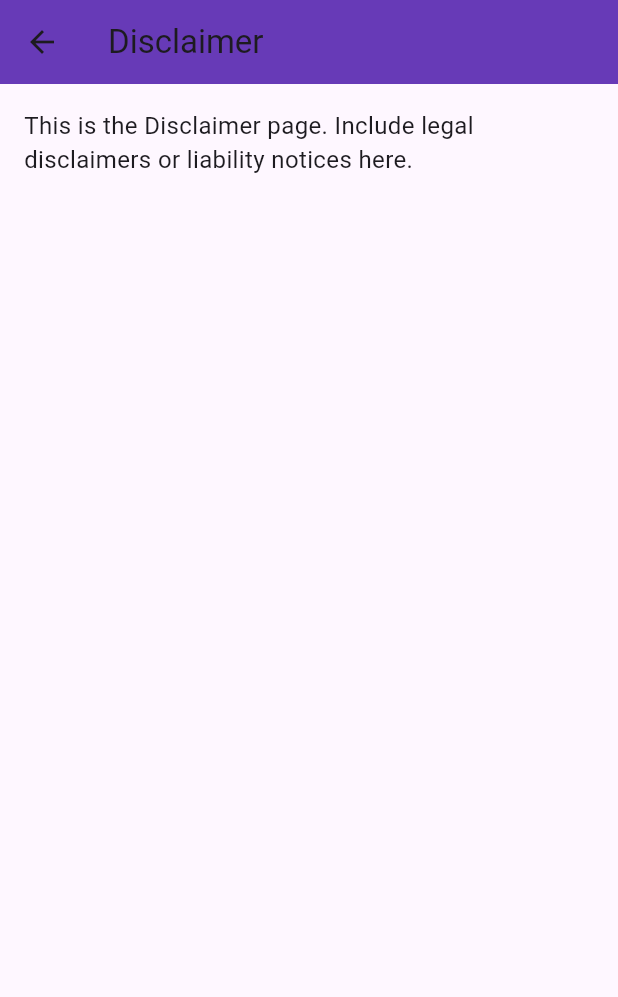
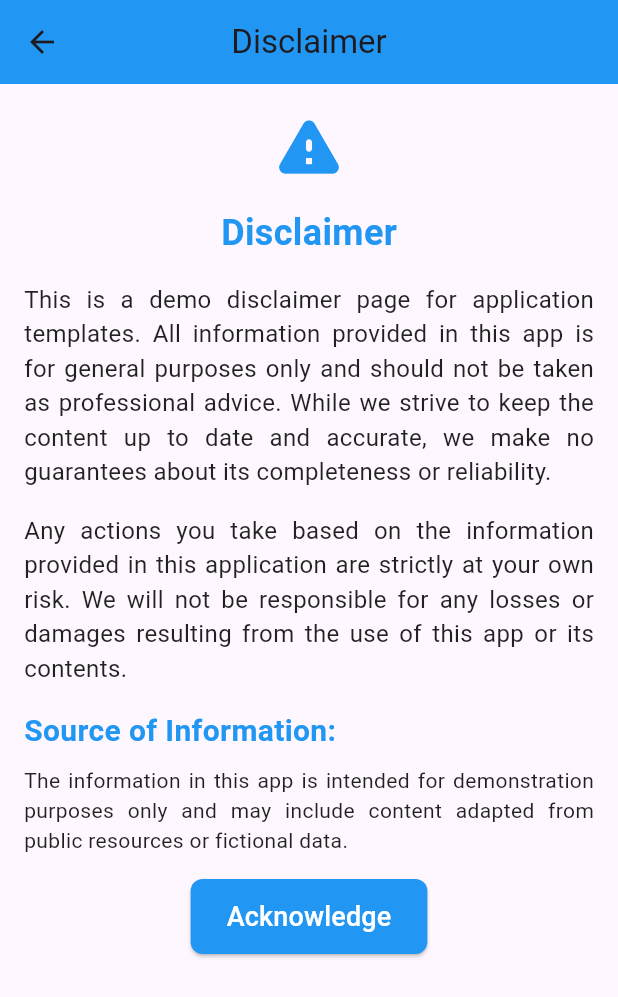
Before and after one commit to aiocrafters/my-app-flutter, a Flutter app: the screen it shows after launch, in the side drawer, after a tap on "Disclaimer", on a phone screen of 412 x 824 dp. Shown: the top 997 px of the screen. Run offline on Flutter 3.47's test engine with Material 3 defaults, Android fonts, the phone set to English and light mode, and no system bars; our stand-ins replace share_plus.

Commit message:
chore(disclaimer): replace specific info with generic demo content

```diff
--- a/lib/pages/disclaimer_page.dart
+++ b/lib/pages/disclaimer_page.dart
@@ -8,13 +8,99 @@ class DisclaimerPage extends StatelessWidget {
     return Scaffold(
       appBar: AppBar(
         title: const Text('Disclaimer'),
-        backgroundColor: Colors.deepPurple,
+        centerTitle: true,
+        backgroundColor: Colors.blue, // Customize app bar color
       ),
-      body: const Padding(
-        padding: EdgeInsets.all(16.0),
-        child: Text(
-          'This is the Disclaimer page. Include legal disclaimers or liability notices here.',
-          style: TextStyle(fontSize: 16),
+      body: Padding(
+        padding: const EdgeInsets.all(16.0),
+        child: SingleChildScrollView(
+          child: Column(
+            crossAxisAlignment: CrossAxisAlignment.start,
+            children: [
+              // Icon aligned to the top center
+              const Center(
+                child: Icon(
+                  Icons.warning_rounded, // Warning icon
+                  color: Colors.blue,
+                  size: 50, // Adjust icon size
+                ),
+              ),
+              const SizedBox(height: 16),
+
+              // Centered "Disclaimer" heading
+              const Center(
+                child: Text(
+                  'Disclaimer',
+                  style: TextStyle(
+                    fontSize: 24,
+                    fontWeight: FontWeight.bold,
+                    color: Colors.blue,
+                  ),
+                ),
+              ),
+              const SizedBox(height: 16),
+
+              // Demo disclaimer text
+              const Text(
+                'This is a demo disclaimer page for application templates. '
+                'All information provided in this app is for general purposes only and should not be taken as professional advice. '
+                'While we strive to keep the content up to date and accurate, we make no guarantees about its completeness or reliability.',
+                style: TextStyle(fontSize: 16, color: Colors.black87),
+                textAlign: TextAlign.justify,
+              ),
+              const SizedBox(height: 16),
+
+              const Text(
+                'Any actions you take based on the information provided in this application are strictly at your own risk. '
+                'We will not be responsible for any losses or damages resulting from the use of this app or its contents.',
+                style: TextStyle(fontSize: 16, color: Colors.black87),
+                textAlign: TextAlign.justify,
+              ),
+              const SizedBox(height: 16),
+
+              // Source of Information (demo)
+              const Text(
+                'Source of Information:',
+                style: TextStyle(
+                  fontSize: 20,
+                  fontWeight: FontWeight.bold,
+                  color: Colors.blue,
+                ),
+              ),
+              const SizedBox(height: 8),
+              const Text(
+                'The information in this app is intended for demonstration purposes only and may include content adapted from public resources or fictional data.',
+                style: TextStyle(fontSize: 14, color: Colors.black87),
+                textAlign: TextAlign.justify,
+              ),
+
+              const SizedBox(height: 16),
+
+              // Acknowledge Button
+              Center(
+                child: ElevatedButton(
+                  onPressed: () {
+                    Navigator.pop(context); // Close the screen
+                  },
+                  style: ElevatedButton.styleFrom(
+                    backgroundColor: Colors.blue, // Button color
+                    foregroundColor: Colors.white, // Text color
+                    padding: const EdgeInsets.symmetric(
+                      horizontal: 24,
+                      vertical: 12,
+                    ),
+                    shape: RoundedRectangleBorder(
+                      borderRadius: BorderRadius.circular(8),
+                    ),
+                  ),
+                  child: const Text(
+                    'Acknowledge',
+                    style: TextStyle(fontSize: 18),
+                  ),
+                ),
+              ),
+            ],
+          ),
         ),
       ),
     );
```
